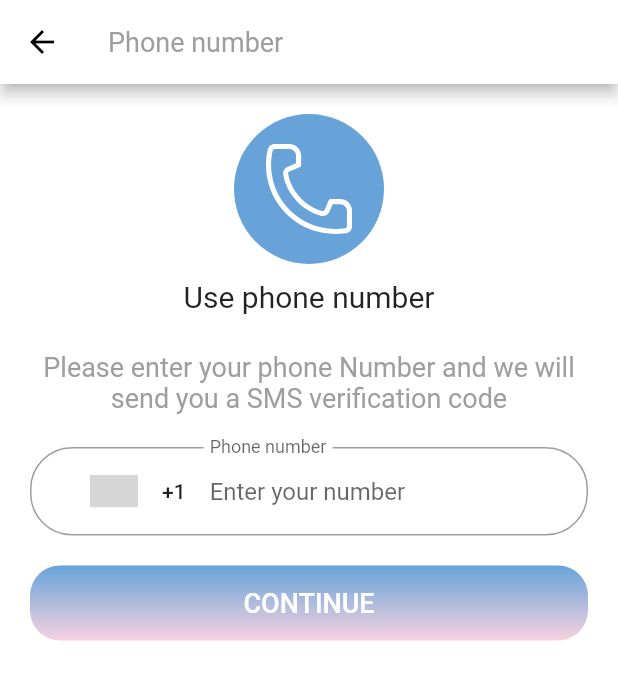
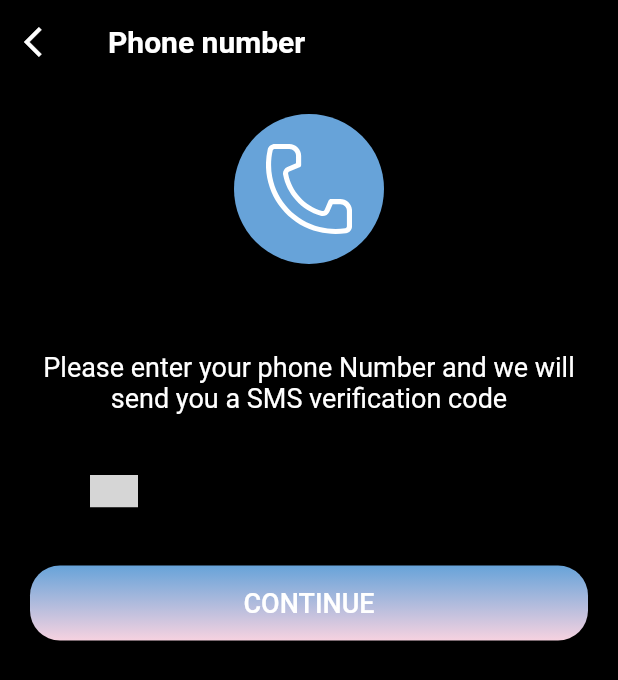
Before and after one commit to vimala-pedapati/dating_app, a Flutter app: the screen it shows after launch, after a tap on "Sign In", after a tap on "Use phone number", on a phone screen of 412 x 824 dp. Shown: the top 680 px of the screen. Run offline on Flutter 3.47's test engine with Material 2 defaults, Android fonts, the phone set to English and light mode, and no system bars; drawn by our look-alikes of country_code_picker; our stand-ins replace cloud_firestore, firebase_auth, firebase_core, firebase_messaging, firebase_storage, flutter_svg and 12 more; missing offline and left inert: flutter_cupertino_datetime_picker, place_picker; accounts and stored records are empty; network calls fail; grey boxes are pictures that could not be loaded.

Commit message:
working on black theme

```diff
--- a/lib/constants/constants.dart
+++ b/lib/constants/constants.dart
@@ -4,7 +4,7 @@ import 'package:flutter/material.dart';
 
 /// APP SETINGS INFO CONSTANTS - SECTION ///
 ///
-const String APP_NAME = "Mingledxb";
+const String APP_NAME = "MingleDXB";
 const Color APP_PRIMARY_COLOR = Color(0xfffff67a3d9);
 const Color APP_ACCENT_COLOR = Color(0xfffff6d2e0);
 const String APP_VERSION_NAME = "Android v1.0.0 & iOS v1.0.0";
--- a/lib/screens/phone_number_screen.dart
+++ b/lib/screens/phone_number_screen.dart
@@ -2,7 +2,6 @@ import 'package:Mingledxb/screens/sign_up_screen.dart';
 import 'package:Mingledxb/screens/update_location_sceen.dart';
 import 'package:Mingledxb/screens/verification_code_screen.dart';
 import 'package:country_code_picker/country_code_picker.dart';
-
 
 import 'package:flutter/material.dart';
 import 'package:flutter/services.dart';
@@ -46,9 +45,19 @@ class _PhoneNumberScreenState extends State<PhoneNumberScreen> {
     _pr = ProgressDialog(context, isDismissible: false);
 
     return Scaffold(
+        backgroundColor: Colors.black,
         key: _scaffoldkey,
         appBar: AppBar(
-          title: Text(_i18n.translate("phone_number")),
+          leading: IconButton(
+              icon: const Icon(Icons.arrow_back_ios, color: Colors.white),
+              onPressed: () => Navigator.of(context).pop()),
+          backgroundColor: Colors.black,
+          title: Text(
+              _i18n.translate(
+                "phone_number",
+              ),
+              style:
+                  const TextStyle(fontSize: 20, fontWeight: FontWeight.bold, color: Colors.white)),
         ),
         body: SingleChildScrollView(
           padding: const EdgeInsets.all(20),
@@ -64,11 +73,9 @@ class _PhoneNumberScreenState extends State<PhoneNumberScreen> {
               Text(_i18n.translate("sign_in_with_phone_number"),
                   textAlign: TextAlign.center, style: const TextStyle(fontSize: 20)),
               const SizedBox(height: 25),
-              Text(
-                  _i18n.translate(
-                      "please_enter_your_phone_number_and_we_will_send_you_a_sms"),
+              Text(_i18n.translate("please_enter_your_phone_number_and_we_will_send_you_a_sms"),
                   textAlign: TextAlign.center,
-                  style: const TextStyle(fontSize: 18, color: Colors.grey)),
+                  style: const TextStyle(fontSize: 18, color: Colors.white)),
               const SizedBox(height: 22),
 
               /// Form
@@ -99,8 +106,7 @@ class _PhoneNumberScreenState extends State<PhoneNumberScreen> {
                       validator: (number) {
                         // Basic validation
                         if (number.toString().isEmpty) {
-                          return _i18n
-                              .translate("please_enter_your_phone_number");
+                          return _i18n.translate("please_enter_your_phone_number");
                         }
                         return null;
                       },
@@ -109,8 +115,8 @@ class _PhoneNumberScreenState extends State<PhoneNumberScreen> {
                     SizedBox(
                       width: double.maxFinite,
                       child: DefaultButton(
-                        child: Text(_i18n.translate("CONTINUE"),
-                            style: const TextStyle(fontSize: 18)),
+                        child:
+                            Text(_i18n.translate("CONTINUE"), style: const TextStyle(fontSize: 18)),
                         onPressed: () async {
                           /// Validate form
                           if (_formKey.currentState!.validate()) {
@@ -132,8 +138,8 @@ class _PhoneNumberScreenState extends State<PhoneNumberScreen> {
   void _nextScreen(screen) {
     // Go to next page route
     Future(() {
-      Navigator.of(context).pushAndRemoveUntil(
-          MaterialPageRoute(builder: (context) => screen), (route) => false);
+      Navigator.of(context)
+          .pushAndRemoveUntil(MaterialPageRoute(builder: (context) => screen), (route) => false);
     });
   }
 
@@ -171,13 +177,11 @@ class _PhoneNumberScreenState extends State<PhoneNumberScreen> {
           // Check Erro type
           if (errorType == 'invalid_number') {
             // Check error type
-              final String message =
-                  _i18n.translate("we_were_unable_to_verify_your_number");
+            final String message = _i18n.translate("we_were_unable_to_verify_your_number");
             // Show error message
             // Validate context
             if (mounted) {
-                showScaffoldMessage(
-                    context: context, message: message, bgcolor: Colors.red);
+              showScaffoldMessage(context: context, message: message, bgcolor: Colors.red);
             }
           }
         });
--- a/lib/screens/sign_up_custome_design_screen.dart
+++ b/lib/screens/sign_up_custome_design_screen.dart
@@ -23,7 +23,7 @@ class _SignUpScreenCostomState extends State<SignUpScreenCostom> {
 
     return Scaffold(
       key: _scaffoldKey,
-      backgroundColor: Colors.white,
+      backgroundColor: Colors.black,
       body: Container(
         height: MediaQuery.of(context).size.height,
         width: MediaQuery.of(context).size.width,
@@ -44,54 +44,56 @@ class _SignUpScreenCostomState extends State<SignUpScreenCostom> {
                 const SizedBox(height: 250, width: 200, child: AppLogo()),
 
                 const Text("Sign up to continue ",
-                    style: TextStyle(
-                        fontSize: 22,
-                        fontWeight: FontWeight.w400,
-                        color: Colors.black)),
+                    style:
+                        TextStyle(fontSize: 22, fontWeight: FontWeight.w400, color: Colors.black)),
 
-                InkWell(
-                  onTap: () {
-                    Navigator.of(context).pushReplacement(MaterialPageRoute(
-                        builder: (context) => const SignUpScreenCostom()));
-                  },
-                  child: Container(
-                      //width: 100.0,
-                      height: 50.0,
-                      width: 200,
-                      decoration: BoxDecoration(
-                        color: Colors.white60,
-                        border: Border.all(color: Colors.white, width: 2.0),
-                        borderRadius: BorderRadius.circular(10.0),
-                      ),
-                      child: const Center(
-                        child: Text(
-                          'Sign In',
-                          style: TextStyle(fontSize: 18.0, color: Colors.white),
-                        ),
-                      )),
-                ),
-// =======
-                InkWell(
-                  onTap: () {
-                    Navigator.of(context).pushReplacement(MaterialPageRoute(
-                        builder: (context) => const SignUpScreenCostom()));
-                  },
-                  child: Container(
-                    //width: 100.0,
-                    height: 70.0,
-                    width: 200,
-                    decoration: BoxDecoration(
-                      color: Colors.white60,
-                      border: Border.all(color: Colors.white, width: 2.0),
-                      borderRadius: BorderRadius.circular(10.0),
-                    ),
-                    child: const Center(
-                      child: Text(
-                        'Sign In',
-                        style: TextStyle(fontSize: 18.0, color: Colors.white),
-                      ),
-                    ),
-                  ),
+                // InkWell(
+                //   onTap: () {
+                //     Navigator.of(context).pushReplacement(
+                //         MaterialPageRoute(builder: (context) => const SignUpScreenCostom()));
+                //   },
+                //   child: Container(
+                //       //width: 100.0,
+                //       height: 50.0,
+                //       width: 200,
+                //       decoration: BoxDecoration(
+                //         color: Colors.white60,
+                //         border: Border.all(color: Colors.white, width: 2.0),
+                //         borderRadius: BorderRadius.circular(10.0),
+                //       ),
+                //       child: const Center(
+                //         child: Text(
+                //           'Sign In',
+                //           style: TextStyle(fontSize: 18.0, color: Colors.white),
+                //         ),
+                //       )),
+                // ),
+
+//                 InkWell(
+//                   onTap: () {
+//                     Navigator.of(context).pushReplacement(
+//                         MaterialPageRoute(builder: (context) => const SignUpScreenCostom()));
+//                   },
+//                   child: Container(
+//                     //width: 100.0,
+//                     height: 70.0,
+//                     width: 200,
+//                     decoration: BoxDecoration(
+//                       color: Colors.white60,
+//                       border: Border.all(color: Colors.white, width: 2.0),
+//                       borderRadius: BorderRadius.circular(10.0),
+//                     ),
+//                     child: const Center(
+//                       child: Text(
+//                         'Sign In',
+//                         style: TextStyle(fontSize: 18.0, color: Colors.white),
+//                       ),
+//                     ),
+//                   ),
+//                 ),
+
+                SizedBox(
+                  height: MediaQuery.of(context).size.height * 0.2,
                 ),
 
                 // Sign in with Phone Number
@@ -113,33 +115,51 @@ class _SignUpScreenCostomState extends State<SignUpScreenCostom> {
                     ),
                   ),
                 ),
-                const SizedBox(
-                  height: 20,
+                SizedBox(
+                  height: MediaQuery.of(context).size.height * 0.01,
                 ),
-                InkWell(
-                  onTap: () {
-                    debugPrint("Use phone number tapped");
-                    Navigator.of(context).push(MaterialPageRoute(
-                        builder: (context) => const PhoneNumberScreen()));
-                  },
-                  child: Container(
-                    //width: 100.0,
-                    height: 50.0,
-                    width: MediaQuery.of(context).size.width * 0.8,
-                    decoration: BoxDecoration(
-                      color: Colors.white60,
-                      border: Border.all(color: Colors.grey, width: 2.0),
-                      borderRadius: BorderRadius.circular(10.0),
-                    ),
-                    child: Center(
-                      child: Text(
-                        _i18n.translate("sign_in_with_phone_number"),
-                        style:
-                            const TextStyle(fontSize: 18.0, color: Colors.grey),
-                      ),
+                Padding(
+                  padding: const EdgeInsets.symmetric(horizontal: 30),
+                  child: SizedBox(
+                    width: double.maxFinite,
+                    child: DefaultButton(
+                      child: Text(_i18n.translate("sign_in_with_phone_number"),
+                          style: const TextStyle(fontSize: 18)),
+                      onPressed: () {
+                        debugPrint("Continue with email tapped ");
+                        customDialog(context, "Continue with email");
+
+                        // Go to phone number screen
+                        Navigator.of(context).push(
+                            MaterialPageRoute(builder: (context) => const PhoneNumberScreen()));
+                      },
                     ),
                   ),
                 ),
+                // InkWell(
+                //   onTap: () {
+                //     debugPrint("Use phone number tapped");
+                //     Navigator.of(context)
+                //         .push(MaterialPageRoute(builder: (context) => const PhoneNumberScreen()));
+                //   },
+                //   child: Container(
+                //     //width: 100.0,
+                //     height: 50.0,
+                //     width: MediaQuery.of(context).size.width * 0.8,
+                //     decoration: BoxDecoration(
+                //       color: Colors.white60,
+                //       border: Border.all(color: Colors.grey, width: 2.0),
+                //       borderRadius: BorderRadius.circular(10.0),
+                //     ),
+                //     child: Center(
+                //       child: Text(
+                //         _i18n.translate("sign_in_with_phone_number"),
+                //         style: const TextStyle(fontSize: 18.0, color: Colors.grey),
+                //       ),
+                //     ),
+                //   ),
+                // ),
+
                 const SizedBox(
                   height: 80,
                 ),
@@ -233,8 +253,7 @@ class _SignUpScreenCostomState extends State<SignUpScreenCostom> {
                     //Terms of Service section
                     Text(
                       _i18n.translate("Terms_of_use"),
-                      style: const TextStyle(
-                          color: Colors.grey, fontWeight: FontWeight.bold),
+                      style: const TextStyle(color: Colors.grey, fontWeight: FontWeight.bold),
                       textAlign: TextAlign.center,
                     ),
                     const SizedBox(
@@ -243,8 +262,7 @@ class _SignUpScreenCostomState extends State<SignUpScreenCostom> {
 
                     Text(
                       _i18n.translate("Privacy_Policy"),
-                      style: const TextStyle(
-                          color: Colors.grey, fontWeight: FontWeight.bold),
+                      style: const TextStyle(color: Colors.grey, fontWeight: FontWeight.bold),
                       textAlign: TextAlign.center,
                     ),
                     const SizedBox(
--- a/lib/screens/splash_screen.dart
+++ b/lib/screens/splash_screen.dart
@@ -32,8 +32,8 @@ class _SplashScreenState extends State<SplashScreen> {
   void _nextScreen(screen) {
     // Go to next page route
     Future(() {
-      Navigator.of(context).pushAndRemoveUntil(
-          MaterialPageRoute(builder: (context) => screen), (route) => false);
+      Navigator.of(context)
+          .pushAndRemoveUntil(MaterialPageRoute(builder: (context) => screen), (route) => false);
     });
   }
 
@@ -62,8 +62,7 @@ class _SplashScreenState extends State<SplashScreen> {
       } else {
         /// Authenticate User Account
         UserModel().authUserAccount(
-            updateLocationScreen: () =>
-                _nextScreen(const UpdateLocationScreen()),
+            updateLocationScreen: () => _nextScreen(const UpdateLocationScreen()),
             signInScreen: () => _nextScreen(const WelcomeScreenMingle()),
             signUpScreen: () => _nextScreen(const SignUpScreen()),
             countdownscreen: () => _nextScreen(const CountDownScreen()),
@@ -77,21 +76,22 @@ class _SplashScreenState extends State<SplashScreen> {
   Widget build(BuildContext context) {
     return Scaffold(
       body: Container(
-        color: Colors.white,
+        color: Colors.black,
         child: Center(
           child: SingleChildScrollView(
             child: Container(
                 height: MediaQuery.of(context).size.height,
                 width: MediaQuery.of(context).size.width,
-                decoration: BoxDecoration(
-                    gradient: LinearGradient(
-                  colors: _colors,
-                  begin: Alignment.bottomLeft,
-                  end: Alignment.topRight,
-                  stops: const [0.4, 0.7],
-                  tileMode: TileMode.repeated,
-                )),
-                child: Image.asset("assets/icons/logo_name_png.png")),
+                color: Colors.black,
+                // decoration: BoxDecoration(
+                //     gradient: LinearGradient(
+                //   colors: _colors,
+                //   begin: Alignment.bottomLeft,
+                //   end: Alignment.topRight,
+                //   stops: const [0.4, 0.7],
+                //   tileMode: TileMode.repeated,
+                // )),
+                child: Image.asset("assets/images/app_logo.png")),
             // child: Column(
             //   mainAxisAlignment: MainAxisAlignment.center,
             //   children: <Widget>[
--- a/lib/screens/welcome_to_mingle_screen.dart
+++ b/lib/screens/welcome_to_mingle_screen.dart
@@ -44,19 +44,20 @@ class _WelcomeScreenMingleState extends State<WelcomeScreenMingle> {
             ),
         child: Container(
           height: MediaQuery.of(context).size.height * 0.5,
-          decoration: BoxDecoration(
-              gradient: LinearGradient(
-            colors: _colors,
-            begin: Alignment.bottomLeft,
-            end: Alignment.topRight,
-            stops: const [0.4, 0.7],
-            tileMode: TileMode.repeated,
-          )
-              // image: DecorationImage(
-              //     image: AssetImage("assets/images/background_image.jpg"),
-              //     fit: BoxFit.cover,
-              //     repeat: ImageRepeat.noRepeat),
-              ),
+          color: Colors.black,
+          // decoration: BoxDecoration(
+          //     gradient: LinearGradient(
+          //   colors: _colors,
+          //   begin: Alignment.bottomLeft,
+          //   end: Alignment.topRight,
+          //   stops: const [0.4, 0.7],
+          //   tileMode: TileMode.repeated,
+          // )
+          //     // image: DecorationImage(
+          //     //     image: AssetImage("assets/images/background_image.jpg"),
+          //     //     fit: BoxFit.cover,
+          //     //     repeat: ImageRepeat.noRepeat),
+          //     ),
           child: Column(
             children: <Widget>[
               SizedBox(height: MediaQuery.of(context).size.height * 0.1),
@@ -93,8 +94,8 @@ class _WelcomeScreenMingleState extends State<WelcomeScreenMingle> {
               SizedBox(height: MediaQuery.of(context).size.height * 0.1),
               InkWell(
                 onTap: () {
-                  Navigator.of(context).pushReplacement(MaterialPageRoute(
-                      builder: (context) => const SignUpScreenCostom()));
+                  Navigator.of(context).pushReplacement(
+                      MaterialPageRoute(builder: (context) => const SignUpScreenCostom()));
                 },
                 child: Container(
                   //width: 100.0,
--- a/lib/widgets/user_gallery.dart
+++ b/lib/widgets/user_gallery.dart
@@ -13,7 +13,7 @@ class UserGallery extends StatelessWidget {
       return GridView.builder(
           padding: const EdgeInsets.all(0),
           physics: const ScrollPhysics(),
-          itemCount: 9,
+          itemCount: 3,
           shrinkWrap: true,
           gridDelegate: const SliverGridDelegateWithFixedCrossAxisCount(
               crossAxisCount: 3),
```
Also changed, not shown: lib/main.dart (+2 -5 lines), lib/screens/profile_screen.dart (+68 -127 lines), lib/screens/sign_in_screen.dart (+9 -11 lines), lib/widgets/gallery_image_card.dart (+2 -6 lines), pubspec.yaml (+26 -87 lines), Screenshot 2023-07-09 at 5.16.38 PM.png (added), assets/icons/logo_name_png.png, assets/images/app_logo.png, pubspec.lock, 16 other files. Lines whose indentation alone changed are shown as unchanged.
